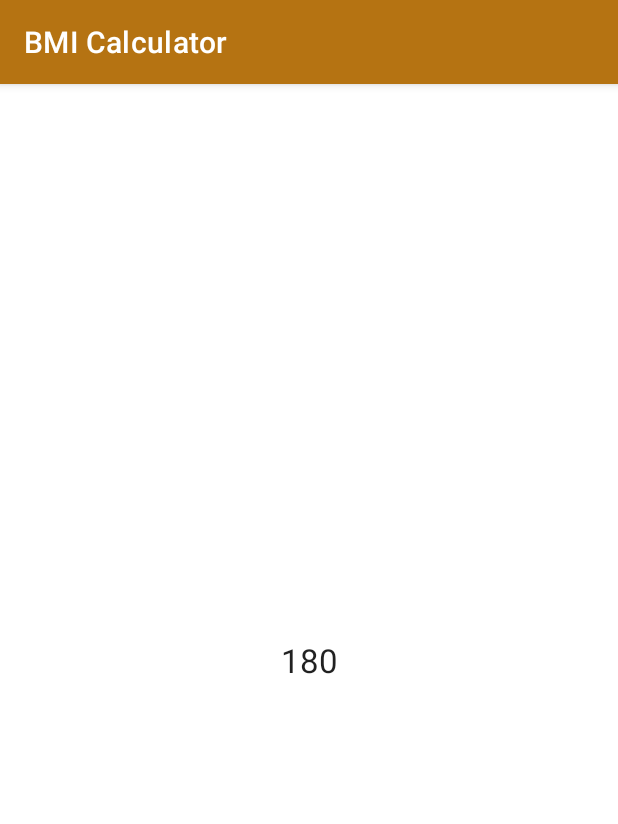
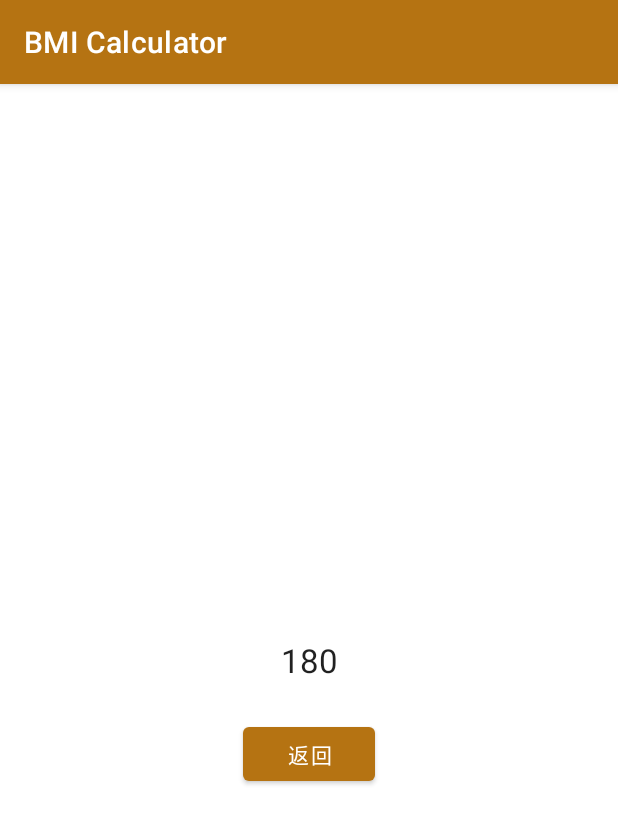
Before and after one commit to cflin-cjcu/Testbmi, an Android app: the screen it shows after launch (ResultActivity), after a tap on "第二頁", on a phone screen of 412 x 824 dp. Shown: the top 824 px of the screen. Run offline under Robolectric (Android 15) with nearby library versions, the phone set to English and light mode, and no system bars; 3 other taps on this screen came first.

Commit message:
activity 的生命週期練習

```diff
--- a/app/src/main/java/com/example/testbmi/MainActivity.java
+++ b/app/src/main/java/com/example/testbmi/MainActivity.java
@@ -6,6 +6,7 @@ import android.app.AlertDialog;
 import android.content.DialogInterface;
 import android.content.Intent;
 import android.os.Bundle;
+import android.util.Log;
 import android.view.Gravity;
 import android.view.View;
 import android.widget.EditText;
@@ -24,8 +25,39 @@ public class MainActivity extends AppCompatActivity {
     private boolean[] checked;
 
     @Override
+    protected void onStart() {
+        super.onStart();
+        Log.d("Start","===start");
+    }
+
+    @Override
+    protected void onStop() {
+        super.onStop();
+        Log.d("Stop","===stop");
+    }
+
+    @Override
+    protected void onDestroy() {
+        super.onDestroy();
+        Log.d("Destory","===destory");
+    }
+
+    @Override
+    protected void onPause() {
+        super.onPause();
+        Log.d("Pause","===pause");
+    }
+
+    @Override
+    protected void onResume() {
+        super.onResume();
+        Log.d("Resume","===Resume");
+    }
+
+    @Override
     protected void onCreate(Bundle savedInstanceState) {
         super.onCreate(savedInstanceState);
+        Log.d("Create","===create");
         setContentView(R.layout.activity_main);
         height = findViewById(R.id.edHeight);
         weight = findViewById(R.id.edWeight);
--- a/app/src/main/java/com/example/testbmi/ResultActivity.java
+++ b/app/src/main/java/com/example/testbmi/ResultActivity.java
@@ -3,6 +3,7 @@ package com.example.testbmi;
 import androidx.appcompat.app.AppCompatActivity;
 
 import android.os.Bundle;
+import android.view.View;
 import android.widget.TextView;
 
 public class ResultActivity extends AppCompatActivity {
@@ -22,4 +23,9 @@ public class ResultActivity extends AppCompatActivity {
         showbmi.setText(String.valueOf(height));
 
     }
+
+    public void abc(View view) {
+
+        finish();
+    }
 }
--- a/app/src/main/res/layout/activity_result.xml
+++ b/app/src/main/res/layout/activity_result.xml
@@ -16,4 +16,15 @@
         app:layout_constraintEnd_toEndOf="parent"
         app:layout_constraintStart_toStartOf="parent"
         app:layout_constraintTop_toTopOf="parent" />
+
+    <Button
+        android:id="@+id/btReturn"
+        android:layout_width="wrap_content"
+        android:layout_height="wrap_content"
+        android:layout_marginTop="24dp"
+        android:onClick="abc"
+        android:text="返回"
+        app:layout_constraintEnd_toEndOf="parent"
+        app:layout_constraintStart_toStartOf="parent"
+        app:layout_constraintTop_toBottomOf="@+id/tvShow" />
 </androidx.constraintlayout.widget.ConstraintLayout>
```
Also changed, not shown: app/src/main/res/layout/activity_main.xml (+8 -0 lines).
